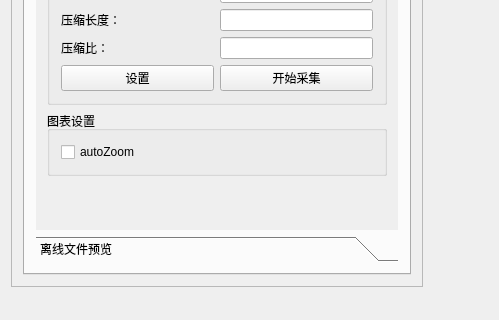
kdurant/qt_study, file ui/mainwindow.ui: the form before one commit; both pictures show x 0 to 499 and y 405 to 725 of the 1259 by 725 pixel window.
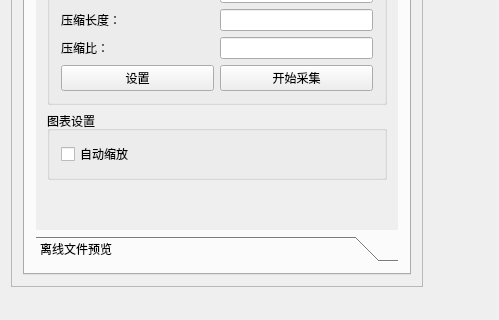
The form after the commit. Custom widgets are drawn as their Qt base class.

Commit message: feat: 实现绘图自动缩放功能

What changed in the file:
```diff
--- a/ui/mainwindow.ui
+++ b/ui/mainwindow.ui
@@ -834,7 +834,7 @@
                    <item>
                     <widget class="QCheckBox" name="checkBox_autoZoom">
                      <property name="text">
-                      <string>autoZoom</string>
+                      <string>自动缩放</string>
                      </property>
                     </widget>
                    </item>
```
The commit also changes 3 other files.
